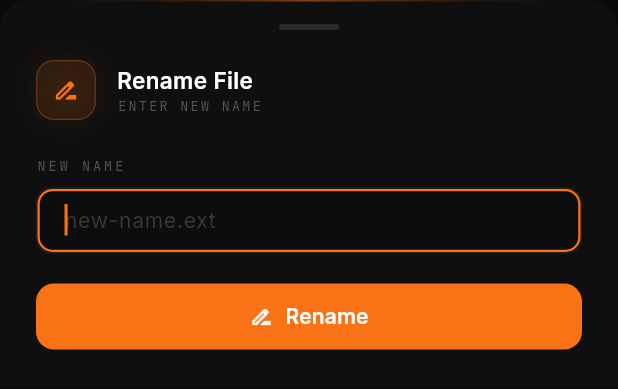
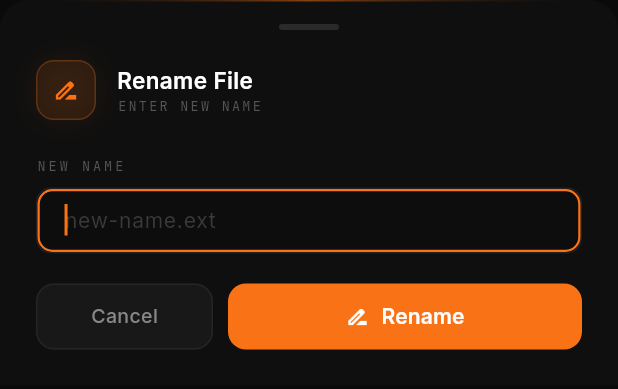
Before and after one commit to mahfuz68/file-manager-mobile, a Flutter app: the RenameBottomSheet widget shown alone on an empty page, opened directly with empty values, on a phone screen of 412 x 824 dp. Shown: the top 389 px of the screen. Run offline on Flutter 3.47's test engine with Material 3 defaults, Android fonts, the phone set to English and light mode, and no system bars; our stand-ins replace file_picker, firebase_auth, firebase_core, flutter_dotenv, google_fonts, shimmer; accounts and stored records are empty; network calls fail.

Commit message:
style: make rename modal buttons consistent with delete modal

```diff
--- a/lib/widgets/rename_bottom_sheet.dart
+++ b/lib/widgets/rename_bottom_sheet.dart
@@ -96,12 +96,25 @@ class _RenameBottomSheetState extends State<RenameBottomSheet> {
               SheetErrorBanner(message: _error!),
             ],
             const SizedBox(height: 20),
-            SheetPrimaryButton(
-              label: 'Rename',
-              icon: Icons.drive_file_rename_outline,
-              isLoading: _loading,
-              onTap: _rename,
-            ),
+            Row(children: [
+              Expanded(
+                child: SheetSecondaryButton(
+                  label: 'Cancel',
+                  onTap: () => Navigator.pop(context),
+                  disabled: _loading,
+                ),
+              ),
+              const SizedBox(width: 10),
+              Expanded(
+                flex: 2,
+                child: SheetPrimaryButton(
+                  label: 'Rename',
+                  icon: Icons.drive_file_rename_outline,
+                  isLoading: _loading,
+                  onTap: _rename,
+                ),
+              ),
+            ]),
           ],
         ),
       ),
```
